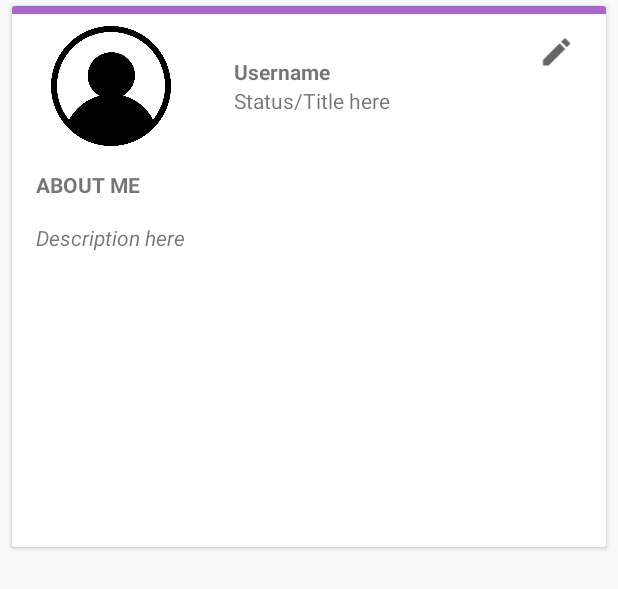
After one commit to DannyOnCode/MAD-2020-threadapp, an Android app: the layout activity_partial_profilecard.xml on its own in the app's theme, with its tools: preview values and no code run, on a phone screen of 412 x 824 dp. The commit adds this screen. Shown: the top 589 px of the screen. Run offline under Robolectric (Android 15) with nearby library versions, the phone set to English and light mode, and no system bars.

Commit message:
added serverstatuscard for viewprofile

```diff
--- a/app/build.gradle
+++ b/app/build.gradle
@@ -12,7 +12,8 @@ android {
         targetSdkVersion 29
         versionCode 1
         versionName "1.0"
-
+        //Allowing for use of vectors
+        vectorDrawables.useSupportLibrary = true
         testInstrumentationRunner "androidx.test.runner.AndroidJUnitRunner"
     }
 
--- a/app/src/main/AndroidManifest.xml
+++ b/app/src/main/AndroidManifest.xml
@@ -9,7 +9,8 @@
         android:roundIcon="@mipmap/ic_launcher_round"
         android:supportsRtl="true"
         android:theme="@style/AppTheme">
-        <activity android:name=".activities.ViewServersActivity"></activity>
+        <activity android:name=".activities.ViewProfileActivity"></activity>
+        <activity android:name=".activities.ViewServersActivity" />
         <activity android:name=".activities.ViewMembersActivity" />
         <activity android:name=".activities.ChatActivity" />
         <activity android:name=".MainActivity">
--- /dev/null
+++ b/app/src/main/java/com/threadteam/thread/activities/ViewProfileActivity.java
@@ -0,0 +1,16 @@
+package com.threadteam.thread.activities;
+
+import androidx.appcompat.app.AppCompatActivity;
+
+import android.os.Bundle;
+
+import com.threadteam.thread.R;
+
+public class ViewProfileActivity extends AppCompatActivity {
+
+    @Override
+    protected void onCreate(Bundle savedInstanceState) {
+        super.onCreate(savedInstanceState);
+        setContentView(R.layout.activity_view_profile);
+    }
+}
--- /dev/null
+++ b/app/src/main/res/drawable/cornerforprofilepicture.xml
@@ -0,0 +1,14 @@
+<?xml version="1.0" encoding="utf-8"?>
+<shape xmlns:android="http://schemas.android.com/apk/res/android" android:shape="rectangle">
+    <solid android:color="#ffffff"/>
+
+    <stroke android:width="3dp"
+        android:color="#ff000000"/>
+
+    <padding android:left="1dp"
+        android:top="1dp"
+        android:right="1dp"
+        android:bottom="1dp"/>
+
+    <corners android:radius="30px"/>
+</shape>
--- /dev/null
+++ b/app/src/main/res/drawable/ic_baseline_edit_24.xml
@@ -0,0 +1,10 @@
+<vector xmlns:android="http://schemas.android.com/apk/res/android"
+    android:width="24dp"
+    android:height="24dp"
+    android:viewportWidth="24"
+    android:viewportHeight="24"
+    android:tint="?attr/colorControlNormal">
+  <path
+      android:fillColor="@android:color/white"
+      android:pathData="M3,17.25V21h3.75L17.81,9.94l-3.75,-3.75L3,17.25zM20.71,7.04c0.39,-0.39 0.39,-1.02 0,-1.41l-2.34,-2.34c-0.39,-0.39 -1.02,-0.39 -1.41,0l-1.83,1.83 3.75,3.75 1.83,-1.83z"/>
+</vector>
--- /dev/null
+++ b/app/src/main/res/layout/activity_partial_profilecard.xml
@@ -0,0 +1,132 @@
+<?xml version="1.0" encoding="utf-8"?>
+<androidx.constraintlayout.widget.ConstraintLayout xmlns:android="http://schemas.android.com/apk/res/android"
+    xmlns:app="http://schemas.android.com/apk/res-auto"
+    xmlns:tools="http://schemas.android.com/tools"
+    android:layout_width="match_parent"
+    android:layout_height="wrap_content">
+
+    <androidx.cardview.widget.CardView
+        android:layout_width="0dp"
+        android:layout_height="wrap_content"
+        android:layout_marginStart="8dp"
+        android:layout_marginTop="4dp"
+        android:layout_marginEnd="8dp"
+        android:layout_marginBottom="4dp"
+        app:layout_constraintBottom_toBottomOf="parent"
+        app:layout_constraintEnd_toEndOf="parent"
+        app:layout_constraintStart_toStartOf="parent"
+        app:layout_constraintTop_toTopOf="parent">
+        <LinearLayout
+            android:layout_width="match_parent"
+            android:layout_height="wrap_content"
+            android:orientation="vertical"
+            android:gravity="center"
+            android:weightSum="4">
+            <!-- Top Purple Line -->
+            <LinearLayout
+                android:layout_width="match_parent"
+                android:layout_height="5dp"
+                android:orientation="vertical"
+                android:background="@android:color/holo_purple"
+                android:gravity="center">
+            </LinearLayout>
+
+            <LinearLayout
+                android:layout_width="match_parent"
+                android:layout_height="wrap_content"
+                android:paddingTop="8dp"
+                android:orientation="horizontal"
+                android:gravity="center"
+                android:layout_weight="1"
+                android:weightSum="6"
+                >
+                <!-- User Image Layout -->
+
+                <LinearLayout
+                    android:layout_width="0dp"
+                    android:layout_height="wrap_content"
+                    android:orientation="horizontal"
+                    android:gravity="center"
+                    android:layout_weight="2">
+
+                    <ImageView
+
+                        android:id="@+id/userProfilePicture"
+                        android:layout_width="80dp"
+                        android:layout_height="80dp"
+                        android:adjustViewBounds="true"
+                        android:scaleType="fitXY"
+                        android:src="@drawable/profilepictureempty" />
+                </LinearLayout>
+                <!--Username & Title Layout-->
+                <LinearLayout
+                    android:layout_width="0dp"
+                    android:layout_height="wrap_content"
+                    android:paddingLeft="16dp"
+                    android:paddingRight="16dp"
+                    android:orientation="vertical"
+                    android:layout_weight="3"
+                    android:weightSum="2">
+
+                    <TextView
+                        android:id="@+id/userNameDisplay"
+                        android:layout_width="wrap_content"
+                        android:layout_height="wrap_content"
+                        android:textStyle="bold"
+                        android:layout_weight="1"
+                        android:text="Username"/>
+
+                    <TextView
+                        android:id="@+id/titleDisplay"
+                        android:layout_width="wrap_content"
+                        android:layout_height="wrap_content"
+                        android:layout_weight="1"
+                        android:text="Status/Title here"/>
+
+                </LinearLayout>
+
+                <ImageView
+                    android:id="@+id/editProfileButton"
+                    android:layout_width="0dp"
+                    android:layout_height="wrap_content"
+                    android:layout_weight="1"
+                    android:layout_marginTop="5dp"
+                    android:layout_gravity="top"
+                    app:srcCompat="@drawable/ic_baseline_edit_24" />
+
+            </LinearLayout>
+            <!--About me Layout-->
+            <LinearLayout
+                android:layout_width="match_parent"
+                android:layout_height="wrap_content"
+                android:padding="16dp"
+                android:orientation="vertical"
+                android:gravity="center"
+                android:layout_weight="3">
+
+                <TextView
+                    android:id="@+id/textView3"
+                    android:layout_width="match_parent"
+                    android:layout_height="wrap_content"
+                    android:text="ABOUT ME"
+                    android:paddingBottom="16dp"
+                    android:textStyle="bold"/>
+
+                <TextView
+                    android:id="@+id/aboutMeDesciption"
+                    android:layout_width="match_parent"
+                    android:layout_height="200dp"
+                    android:text="Description here"
+                    android:textStyle="italic"
+                    android:paddingBottom="16dp"/>
+            </LinearLayout>
+
+
+
+        </LinearLayout>
+
+
+
+
+    </androidx.cardview.widget.CardView>
+</androidx.constraintlayout.widget.ConstraintLayout>
--- a/app/src/main/res/layout/viewprofile.xml
+++ b/app/src/main/res/layout/activity_view_profile.xml
@@ -7,5 +7,5 @@
     <androidx.recyclerview.widget.RecyclerView
         android:layout_width="match_parent"
         android:layout_height="match_parent"
-        tools:listitem="@layout/serverstatuscard" />
+        tools:listitem="@layout/activity_partial_serverstatuscard" />
 </LinearLayout>
--- a/app/src/main/res/layout/profilecard.xml
+++ /dev/null
@@ -1,23 +0,0 @@
-<?xml version="1.0" encoding="utf-8"?>
-<androidx.constraintlayout.widget.ConstraintLayout xmlns:android="http://schemas.android.com/apk/res/android"
-    xmlns:app="http://schemas.android.com/apk/res-auto"
-    xmlns:tools="http://schemas.android.com/tools"
-    android:layout_width="match_parent"
-    android:layout_height="wrap_content">
-
-    <androidx.cardview.widget.CardView
-        android:layout_width="0dp"
-        android:layout_height="wrap_content"
-        android:layout_marginStart="8dp"
-        android:layout_marginTop="4dp"
-        android:layout_marginEnd="8dp"
-        android:layout_marginBottom="4dp"
-        app:layout_constraintBottom_toBottomOf="parent"
-        app:layout_constraintEnd_toEndOf="parent"
-        app:layout_constraintStart_toStartOf="parent"
-        app:layout_constraintTop_toTopOf="parent">
-
-
-
-    </androidx.cardview.widget.CardView>
-</androidx.constraintlayout.widget.ConstraintLayout>
--- a/build.gradle
+++ b/build.gradle
@@ -7,6 +7,7 @@ buildscript {
         jcenter()
 
     }
+
     dependencies {
         classpath 'com.android.tools.build:gradle:4.0.0'
 
```
Also changed, not shown: app/src/main/res/drawable/profilepictureempty.png (added), app/src/main/res/layout/activity_partial_serverstatuscard.xml (renamed from app/src/main/res/layout/serverstatuscard.xml).
